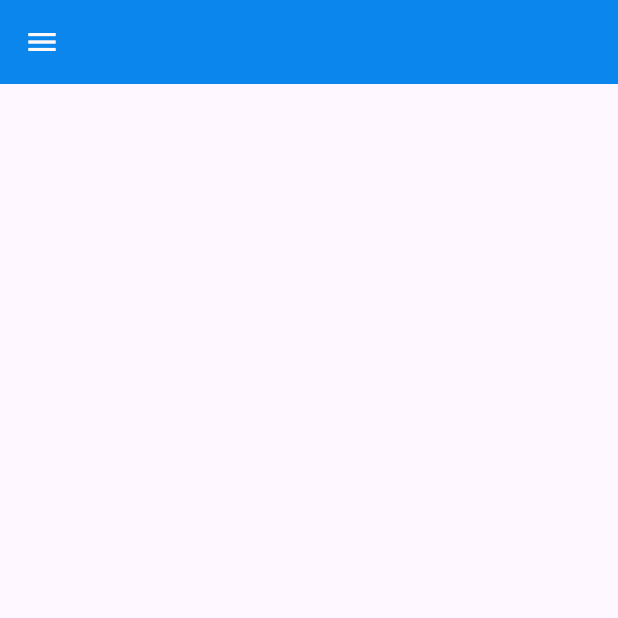
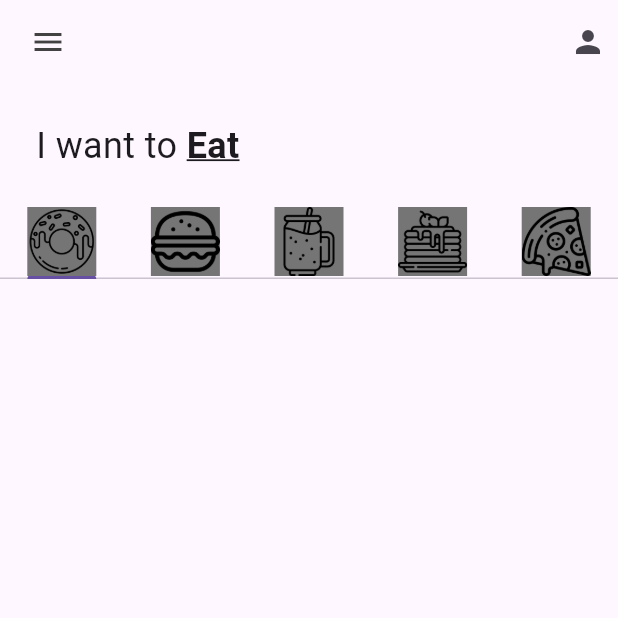
Before and after one commit to Mulishpudden7u7/p1_donut_app_velasco_marco, a Flutter app: the screen it shows after launch, on a phone screen of 412 x 824 dp, the top half of it. Run offline on Flutter 3.47's test engine with Material 3 defaults, Android fonts, the phone set to English and light mode, and no system bars.

Commit message:
mytab añadido

```diff
--- a/lib/pages/home_page.dart
+++ b/lib/pages/home_page.dart
@@ -1,4 +1,6 @@
 import 'package:flutter/material.dart';
+
+import '../utils/my_tab.dart';
 
 class HomePage extends StatefulWidget {
   const HomePage({super.key});
@@ -8,13 +10,71 @@
 }
 
 class _HomePageState extends State<HomePage> {
+  List<Widget> myTabs = [
+    //donut tab
+    const MyTab(
+      iconPath: 'lib/icons/donut.png',
+    ),
+    //burguer tab
+    const MyTab(
+      iconPath: 'lib/icons/burger.png',
+    ),
+    //smoti
+    const MyTab(
+      iconPath: 'lib/icons/smoothie.png',
+    ),
+    //pancakeaqe
+    const MyTab(
+      iconPath: 'lib/icons/pancakes.png',
+    ),
+    //pizza
+    const MyTab(
+      iconPath: 'lib/icons/pizza.png',
+    )
+  ];
   @override
   Widget build(BuildContext context) {
-    return Scaffold(
-      appBar: AppBar(
-          backgroundColor: const Color.fromARGB(255, 10, 134, 236),
-          leading: const Icon(Icons.menu,
-              color: Color.fromARGB(255, 255, 248, 248))),
+    return DefaultTabController(
+      length: myTabs.length,
+      child: Scaffold(
+        appBar: AppBar(
+          backgroundColor: Colors.transparent,
+          leading: Padding(
+            padding: const EdgeInsets.only(left: 8.0),
+            child: Icon(Icons.menu, color: Colors.grey[800]),
+          ),
+          actions: const [
+            Padding(
+              padding: EdgeInsets.only(right: 8.0),
+              child: Icon(Icons.person),
+            )
+          ],
+        ),
+        body: Column(children: [
+          const Padding(
+            padding: EdgeInsets.all(24.0),
+            child: Row(
+              children: [
+                Text(
+                  "I want to ",
+                  style: TextStyle(
+                    fontSize: 24,
+                  ),
+                ),
+                Text(
+                  "Eat",
+                  style: TextStyle(
+                      fontSize: 24,
+                      fontWeight: FontWeight.bold,
+                      decoration: TextDecoration.underline),
+                ),
+              ],
+            ),
+          ), //i want to eat
+          TabBar(tabs: myTabs) //tab barr
+          //
+        ]),
+      ),
     );
   }
 }
--- /dev/null
+++ b/lib/utils/my_tab.dart
@@ -0,0 +1,13 @@
+import 'package:flutter/material.dart';
+
+class MyTab extends StatelessWidget {
+  final String iconPath;
+  const MyTab({super.key, required this.iconPath});
+
+  @override
+  Widget build(BuildContext context) {
+    return Tab(
+      child: Container(color: Colors.grey[600], child: Image.asset(iconPath)),
+    ); //tab
+  }
+}
```
